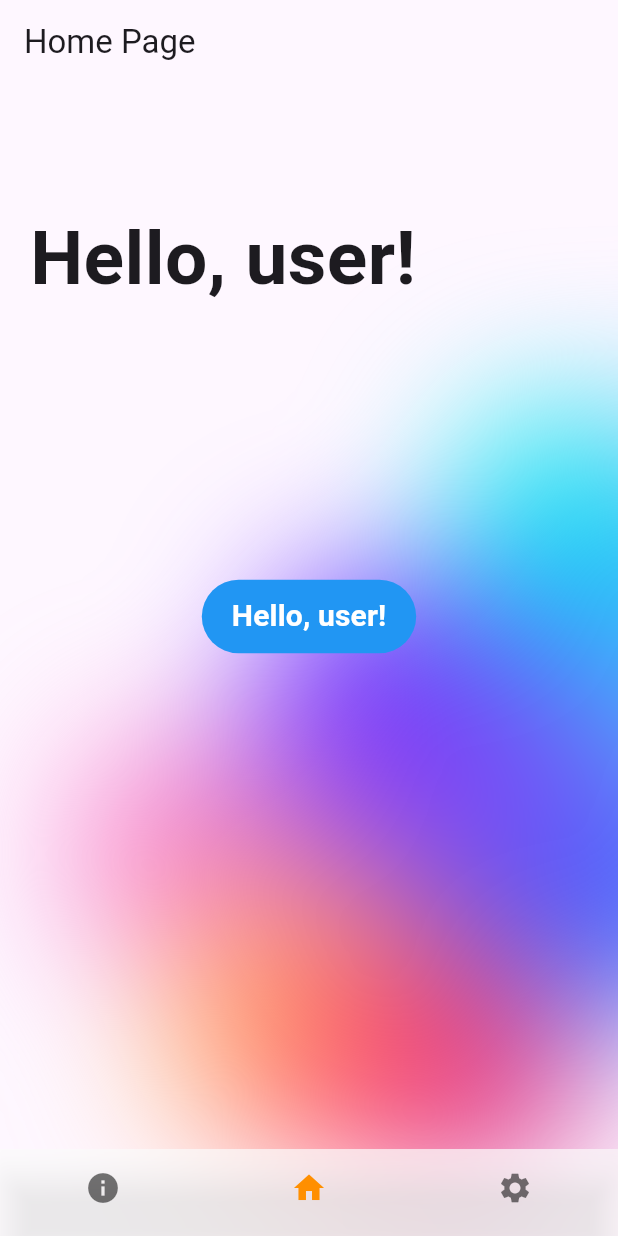
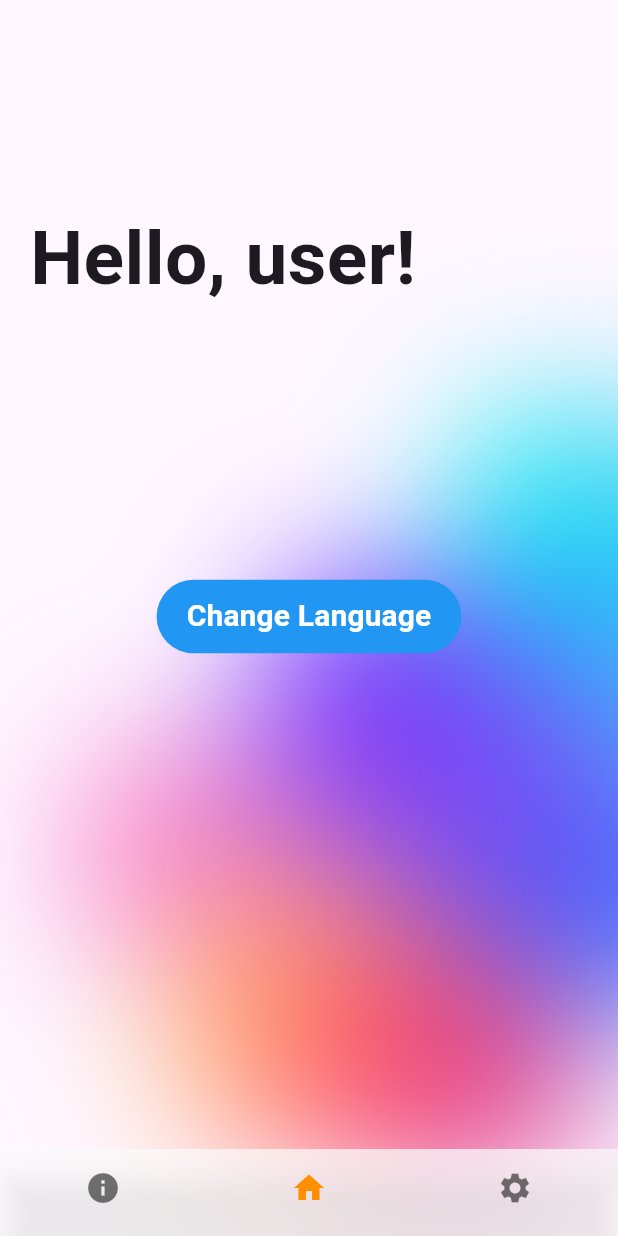
Before and after one commit to novajhasley/localization-app, a Flutter app: the screen it shows after launch, on a phone screen of 412 x 824 dp. Run offline on Flutter 3.47's test engine with Material 3 defaults, Android fonts, the phone set to English and light mode, and no system bars; drawn by our look-alikes of flutter_zoom_drawer; our stand-ins replace shared_preferences; generated files the repository leaves out were written again.

Commit message:
adds sidebar menu styling, adds more localization words

```diff
--- a/lib/classes/language.dart
+++ b/lib/classes/language.dart
@@ -1,15 +1,14 @@
 class Language {
   final int id;
-  final String flag;
   final String name;
   final String languageCode;
 
-  Language(this.id, this.flag, this.name, this.languageCode);
+  Language(this.id, this.name, this.languageCode);
 
   static List<Language> languageList() {
     return <Language>[
-      Language(1, "🇺🇸", "English", "en"),
-      Language(2, "🇪🇸", "Spanish", "es"),
+      Language(1, "English", "en"),
+      Language(2, "Spanish", "es"),
     ];
   }
 }
--- a/lib/l10n/app_en.arb
+++ b/lib/l10n/app_en.arb
@@ -1,7 +1,11 @@
 {
-  "homePage": "Home Page",
-  "@homePage": {
-    "description": "The title for the home page"
+  "english": "English",
+  "@english": {
+    "description": "English language"
+  },
+  "spanish": "Spanish",
+  "@spanish": {
+    "description": "Spanish language"
   },
   "helloUser": "Hello, user!",
   "@helloUser": {
@@ -14,5 +18,9 @@
   "changeLanguage": "Change Language",
   "@changeLanguage": {
     "description": "Label for the button to change the application language"
+  },
+  "languagePreference": "Language preference",
+  "@languagePreference": {
+    "description": "Label for the language preference option"
   }
 }
--- a/lib/l10n/app_es.arb
+++ b/lib/l10n/app_es.arb
@@ -1,6 +1,8 @@
 {
-  "homePage": "Página de Inicio",
+  "english": "Inglés",
+  "spanish": "Español",
   "helloUser": "¡Hola, usuario!",
   "settings": "Configuraciones",
-  "changeLanguage": "Cambiar Idioma"
+  "changeLanguage": "Cambiar idioma",
+  "languagePreference": "Preferencia de idioma"
 }
--- a/lib/pages/about_page.dart
+++ b/lib/pages/about_page.dart
@@ -1,8 +1,6 @@
 import 'dart:ui';
 
 import 'package:flutter/material.dart';
-import 'package:ninjatrader_interview/classes/language_constants.dart';
-import 'package:ninjatrader_interview/pages/widgets/dropdown_menu.dart';
 
 class AboutPage extends StatefulWidget {
   const AboutPage({super.key});
--- a/lib/pages/home_page.dart
+++ b/lib/pages/home_page.dart
@@ -3,7 +3,6 @@ import 'dart:ui';
 import 'package:flutter/material.dart';
 import 'package:flutter_zoom_drawer/flutter_zoom_drawer.dart';
 import 'package:ninjatrader_interview/classes/language_constants.dart';
-import 'package:ninjatrader_interview/pages/widgets/dropdown_menu.dart';
 
 class HomePage extends StatefulWidget {
   final ZoomDrawerController drawerController;
@@ -21,7 +20,6 @@ class _HomePageState extends State<HomePage> {
       appBar: AppBar(
         automaticallyImplyLeading:
             false, // This line prevents the back button from being shown
-        title: Text(translation(context).homePage),
       ),
       body: Scaffold(
         backgroundColor: Colors.transparent,
@@ -69,7 +67,7 @@ class _HomePageState extends State<HomePage> {
                   ),
                   onPressed: () => widget.drawerController.toggle!(),
                   child: Text(
-                    translation(context).helloUser,
+                    translation(context).changeLanguage,
                     style: const TextStyle(
                         fontWeight: FontWeight.bold, fontSize: 20),
                     overflow: TextOverflow.ellipsis,
--- a/lib/pages/main_page.dart
+++ b/lib/pages/main_page.dart
@@ -31,12 +31,13 @@ class _MainPageState extends State<MainPage> {
   @override
   Widget build(BuildContext context) {
     return ZoomDrawer(
+      slideWidth: MediaQuery.of(context).size.width * 0.8,
       controller: _drawerController,
       borderRadius: 50,
       angle: 0.0,
       openCurve: Curves.fastOutSlowIn,
       mainScreenTapClose: true,
-      menuBackgroundColor: Colors.grey[600] ?? Colors.grey,
+      menuBackgroundColor: const Color.fromARGB(255, 0, 0, 75),
       duration: const Duration(milliseconds: 500),
       menuScreenTapClose: true,
       menuScreen: SideMenu(
@@ -70,9 +71,6 @@ class _MainPageState extends State<MainPage> {
                   setState(() {
                     _selectedIndex = index;
                   });
-                  if (_selectedIndex == 2) {
-                    _drawerController.toggle!();
-                  }
                 }
               },
               showSelectedLabels:
```
Also changed, not shown: lib/pages/side_menu.dart (+56 -21 lines), lib/pages/widgets/dropdown_menu.dart (deleted, +0 -42 lines).
